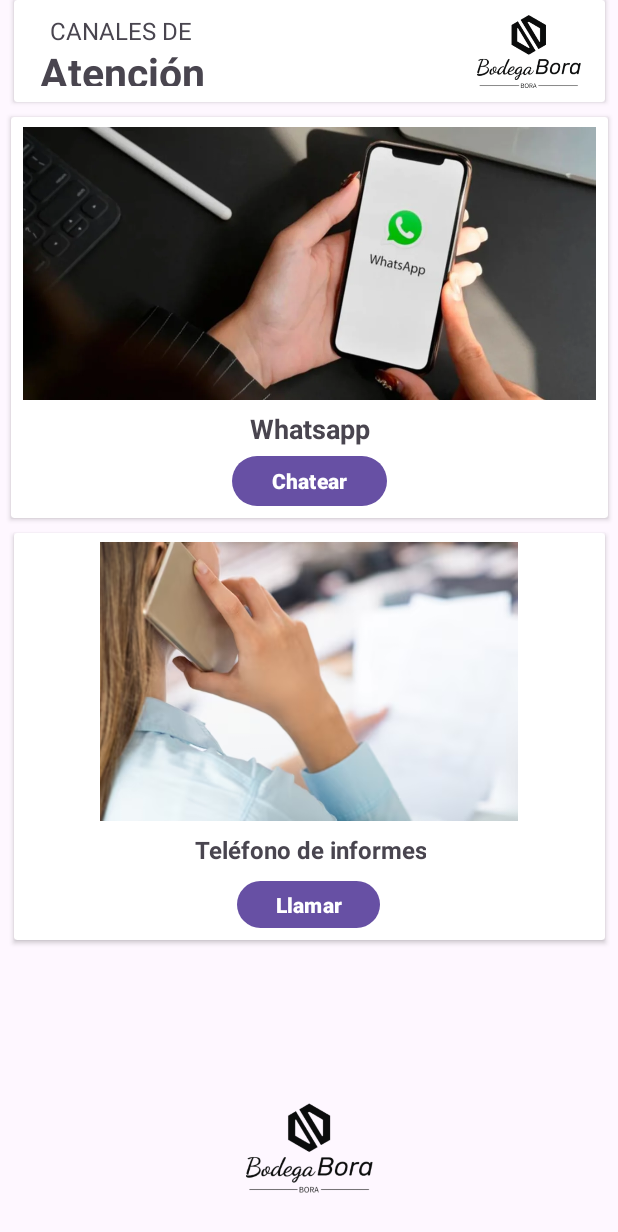
After one commit to brigittev0/AppMinimarketBora, an Android app: the fragment ContactoFragment shown on its own in the app's theme, on a phone screen of 412 x 824 dp. The commit adds this screen. Shown: the top 1232 px of the screen. Run offline under Robolectric (Android 15) with nearby library versions, the light colour scheme and no system bars.

Commit message:
contacto

```diff
--- a/app/src/main/java/pe/edu/idat/appborabora/view/activities/HomeActivity.java
+++ b/app/src/main/java/pe/edu/idat/appborabora/view/activities/HomeActivity.java
@@ -42,7 +42,7 @@ public class HomeActivity extends AppCompatActivity implements NavigationView.On
         binding.appBarHome.fab.setOnClickListener(new View.OnClickListener() {
             @Override
             public void onClick(View view) {
-                Snackbar.make(view, "Replace with your own action", Snackbar.LENGTH_LONG)
+                Snackbar.make(view, "Bienvenido a Bora Bora", Snackbar.LENGTH_LONG)
                         .setAction("Action", null).show();
             }
         });
--- /dev/null
+++ b/app/src/main/java/pe/edu/idat/appborabora/view/fragments/ContactoFragment.java
@@ -0,0 +1,48 @@
+package pe.edu.idat.appborabora.view.fragments;
+
+import android.content.Intent;
+import android.net.Uri;
+import android.os.Bundle;
+import android.view.LayoutInflater;
+import android.view.View;
+import android.view.ViewGroup;
+import android.widget.Toast;
+
+import androidx.fragment.app.Fragment;
+
+import pe.edu.idat.appborabora.R;
+import pe.edu.idat.appborabora.databinding.FragmentContactoBinding;
+
+public class ContactoFragment extends Fragment implements View.OnClickListener{
+    private FragmentContactoBinding binding;
+    @Override
+    public View onCreateView(LayoutInflater inflater, ViewGroup container,
+                             Bundle savedInstanceState) {
+        binding = FragmentContactoBinding.inflate(inflater, container, false);
+        binding.btnChatear.setOnClickListener(this);
+        binding.btnLlamar.setOnClickListener(this);
+        return binding.getRoot();
+    }
+
+
+    @Override
+    public void onClick(View v) {
+        if (v.getId() == R.id.btnChatear) {
+            abrirChatWhatsApp();
+        } else if (v.getId() == R.id.btnLlamar) {
+            realizarLlamada();
+        }
+    }
+
+    private void abrirChatWhatsApp() {
+        Intent intent = new Intent(Intent.ACTION_VIEW);
+        intent.setData(Uri.parse("https://wa.me/51904392864"));
+        startActivity(intent);
+    }
+
+    private void realizarLlamada() {
+        Intent intent = new Intent(Intent.ACTION_DIAL);
+        intent.setData(Uri.parse("tel:51904392864"));
+        startActivity(intent);
+    }
+}
--- /dev/null
+++ b/app/src/main/res/layout/fragment_contacto.xml
@@ -0,0 +1,182 @@
+<?xml version="1.0" encoding="utf-8"?>
+<FrameLayout xmlns:android="http://schemas.android.com/apk/res/android"
+    xmlns:app="http://schemas.android.com/apk/res-auto"
+    xmlns:tools="http://schemas.android.com/tools"
+    android:layout_width="match_parent"
+    android:layout_height="match_parent">
+
+    <androidx.constraintlayout.widget.ConstraintLayout
+        android:layout_width="match_parent"
+        android:layout_height="match_parent">
+
+        <androidx.cardview.widget.CardView
+            android:id="@+id/cardView2"
+            android:layout_width="398dp"
+            android:layout_height="267dp"
+            android:layout_margin="10dp"
+            app:layout_constraintEnd_toEndOf="parent"
+            app:layout_constraintStart_toStartOf="parent"
+            app:layout_constraintTop_toBottomOf="@+id/cardView"
+            tools:cardCornerRadius="10dp">
+
+            <androidx.constraintlayout.widget.ConstraintLayout
+                android:layout_width="match_parent"
+                android:layout_height="match_parent">
+
+                <Button
+                    android:id="@+id/btnChatear"
+                    android:layout_width="103dp"
+                    android:layout_height="41dp"
+                    android:layout_marginBottom="4dp"
+                    android:text="Chatear"
+                    android:textAlignment="center"
+                    android:textStyle="bold"
+                    app:layout_constraintBottom_toBottomOf="parent"
+                    app:layout_constraintEnd_toEndOf="parent"
+                    app:layout_constraintStart_toStartOf="parent" />
+
+                <ImageView
+                    android:id="@+id/imageView4"
+                    android:layout_width="382dp"
+                    android:layout_height="183dp"
+                    android:layout_marginTop="6dp"
+                    app:layout_constraintEnd_toEndOf="parent"
+                    app:layout_constraintStart_toStartOf="parent"
+                    app:layout_constraintTop_toTopOf="parent"
+                    app:srcCompat="@drawable/img_6" />
+
+                <TextView
+                    android:id="@+id/textView22"
+                    android:layout_width="wrap_content"
+                    android:layout_height="wrap_content"
+                    android:layout_marginTop="6dp"
+                    android:text="Whatsapp"
+                    android:textSize="18dp"
+                    android:textStyle="bold"
+                    app:layout_constraintEnd_toEndOf="parent"
+                    app:layout_constraintStart_toStartOf="parent"
+                    app:layout_constraintTop_toBottomOf="@+id/imageView4" />
+            </androidx.constraintlayout.widget.ConstraintLayout>
+        </androidx.cardview.widget.CardView>
+
+        <androidx.cardview.widget.CardView
+            android:id="@+id/cardView3"
+            android:layout_width="394dp"
+            android:layout_height="271dp"
+            android:layout_margin="10dp"
+            app:layout_constraintEnd_toEndOf="parent"
+            app:layout_constraintStart_toStartOf="parent"
+            app:layout_constraintTop_toBottomOf="@+id/cardView2"
+            tools:cardCornerRadius="10dp">
+
+            <androidx.constraintlayout.widget.ConstraintLayout
+                android:layout_width="match_parent"
+                android:layout_height="match_parent">
+
+                <Button
+                    android:id="@+id/btnLlamar"
+                    android:layout_width="95dp"
+                    android:layout_height="39dp"
+                    android:layout_marginBottom="4dp"
+                    android:text="Llamar"
+                    android:textStyle="bold"
+                    app:layout_constraintBottom_toBottomOf="parent"
+                    app:layout_constraintEnd_toEndOf="parent"
+                    app:layout_constraintHorizontal_bias="0.498"
+                    app:layout_constraintStart_toStartOf="parent" />
+
+                <TextView
+                    android:id="@+id/textView23"
+                    android:layout_width="wrap_content"
+                    android:layout_height="wrap_content"
+                    android:layout_marginTop="8dp"
+                    android:text="Teléfono de informes"
+                    android:textAlignment="center"
+                    android:textSize="16sp"
+                    android:textStyle="bold"
+                    app:layout_constraintEnd_toEndOf="parent"
+                    app:layout_constraintHorizontal_bias="0.501"
+                    app:layout_constraintStart_toStartOf="parent"
+                    app:layout_constraintTop_toBottomOf="@+id/imageView6" />
+
+                <ImageView
+                    android:id="@+id/imageView6"
+                    android:layout_width="393dp"
+                    android:layout_height="186dp"
+                    android:layout_marginTop="6dp"
+                    app:layout_constraintEnd_toEndOf="parent"
+                    app:layout_constraintHorizontal_bias="0.0"
+                    app:layout_constraintStart_toStartOf="parent"
+                    app:layout_constraintTop_toTopOf="parent"
+                    app:srcCompat="@drawable/img_7" />
+
+            </androidx.constraintlayout.widget.ConstraintLayout>
+        </androidx.cardview.widget.CardView>
+
+        <androidx.cardview.widget.CardView
+            android:id="@+id/cardView"
+            android:layout_width="394dp"
+            android:layout_height="68dp"
+            android:layout_margin="10dp"
+            app:layout_constraintEnd_toEndOf="parent"
+            app:layout_constraintStart_toStartOf="parent"
+            tools:cardCornerRadius="10dp"
+            tools:layout_editor_absoluteY="16dp">
+
+            <androidx.constraintlayout.widget.ConstraintLayout
+                android:layout_width="match_parent"
+                android:layout_height="match_parent">
+
+                <TextView
+                    android:id="@+id/textView21"
+                    android:layout_width="144dp"
+                    android:layout_height="28dp"
+                    android:text="Atención"
+                    android:textAlignment="center"
+                    android:textSize="27sp"
+                    android:textStyle="bold"
+                    app:layout_constraintTop_toBottomOf="@+id/textView20"
+                    tools:layout_editor_absoluteX="15dp" />
+
+                <ImageView
+                    android:id="@+id/imageView3"
+                    android:layout_width="69dp"
+                    android:layout_height="59dp"
+                    android:layout_marginEnd="16dp"
+                    app:layout_constraintBottom_toBottomOf="parent"
+                    app:layout_constraintEnd_toEndOf="parent"
+                    app:layout_constraintTop_toTopOf="parent"
+                    app:layout_constraintVertical_bias="0.526"
+                    app:srcCompat="@drawable/logo" />
+
+                <TextView
+                    android:id="@+id/textView20"
+                    android:layout_width="143dp"
+                    android:layout_height="20dp"
+                    android:layout_marginTop="9dp"
+                    android:fontFamily="sans-serif-thin"
+                    android:text="CANALES DE"
+                    android:textAlignment="center"
+                    android:textSize="16sp"
+                    android:textStyle="bold"
+                    app:layout_constraintTop_toTopOf="parent"
+                    tools:layout_editor_absoluteX="16dp" />
+            </androidx.constraintlayout.widget.ConstraintLayout>
+
+        </androidx.cardview.widget.CardView>
+
+        <ImageView
+            android:id="@+id/imageView2"
+            android:layout_width="119dp"
+            android:layout_height="60dp"
+            app:layout_constraintBottom_toBottomOf="parent"
+            app:layout_constraintEnd_toEndOf="parent"
+            app:layout_constraintStart_toStartOf="parent"
+            app:layout_constraintTop_toBottomOf="@+id/cardView3"
+            app:layout_constraintVertical_bias="0.793"
+            app:srcCompat="@drawable/logo" />
+
+    </androidx.constraintlayout.widget.ConstraintLayout>
+
+
+</FrameLayout>
--- a/app/src/main/res/layout/fragment_dashboard.xml
+++ b/app/src/main/res/layout/fragment_dashboard.xml
@@ -1,6 +1,5 @@
 <?xml version="1.0" encoding="utf-8"?>
 <FrameLayout xmlns:android="http://schemas.android.com/apk/res/android"
-    xmlns:app="http://schemas.android.com/apk/res-auto"
     xmlns:tools="http://schemas.android.com/tools"
     android:layout_width="match_parent"
     android:layout_height="match_parent"
--- a/app/src/main/res/menu/activity_main_drawer.xml
+++ b/app/src/main/res/menu/activity_main_drawer.xml
@@ -29,9 +29,9 @@
         <item android:title="Información">
         <menu>
             <item
-                android:id="@+id/layout"
+                android:id="@+id/contactoFragment"
                 android:icon="@drawable/baseline_person_24"
-                android:title="contacto" />
+                android:title="@string/stringContacto" />
         </menu>
         </item>
     </group>
--- a/app/src/main/res/navigation/mobile_navigation.xml
+++ b/app/src/main/res/navigation/mobile_navigation.xml
@@ -44,4 +44,8 @@
         android:name="pe.edu.idat.appborabora.view.fragments.metodoPagoTarjetaFragment"
         android:label="Tarjeta"
         tools:layout="@layout/fragment_metodo_pago_tarjeta" />
+    <fragment
+        android:id="@+id/contactoFragment"
+        android:name="pe.edu.idat.appborabora.view.fragments.ContactoFragment"
+        android:label="@string/stringContacto" />
 </navigation>
--- a/app/src/main/res/values/strings.xml
+++ b/app/src/main/res/values/strings.xml
@@ -61,4 +61,5 @@
     <string name="TIENDA">Recojo en tienda</string>
     <string name="infotarjecta">Ingrese la Información de su Tarjeta</string>
     <string name="btnaceptar">Aceptar</string>
+    <string name="stringContacto">Contacto</string>
 </resources>
```
Also changed, not shown: app/src/main/res/drawable/img_5.png (added), app/src/main/res/drawable/img_6.png (added), app/src/main/res/drawable/img_7.png (added).
